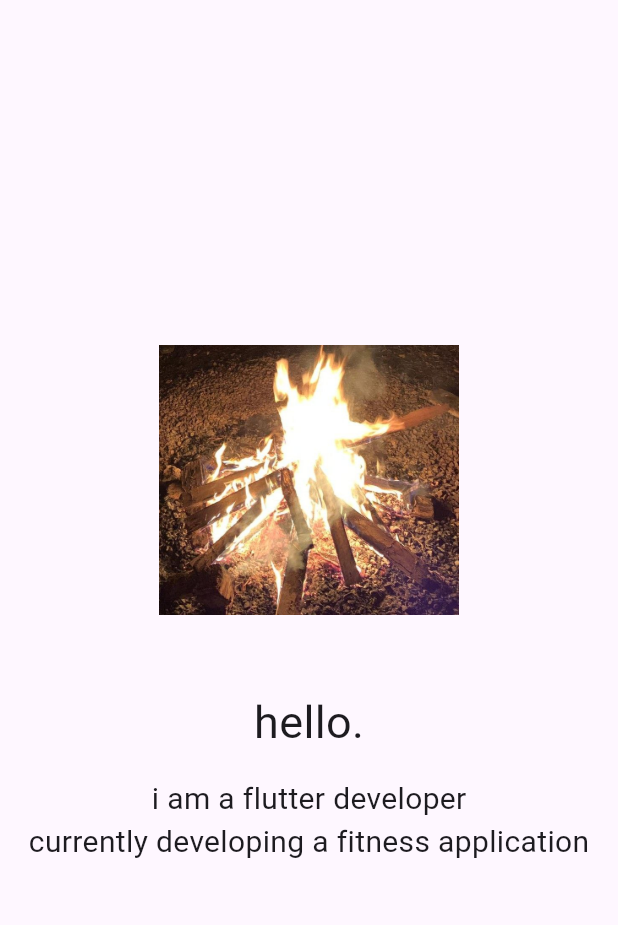
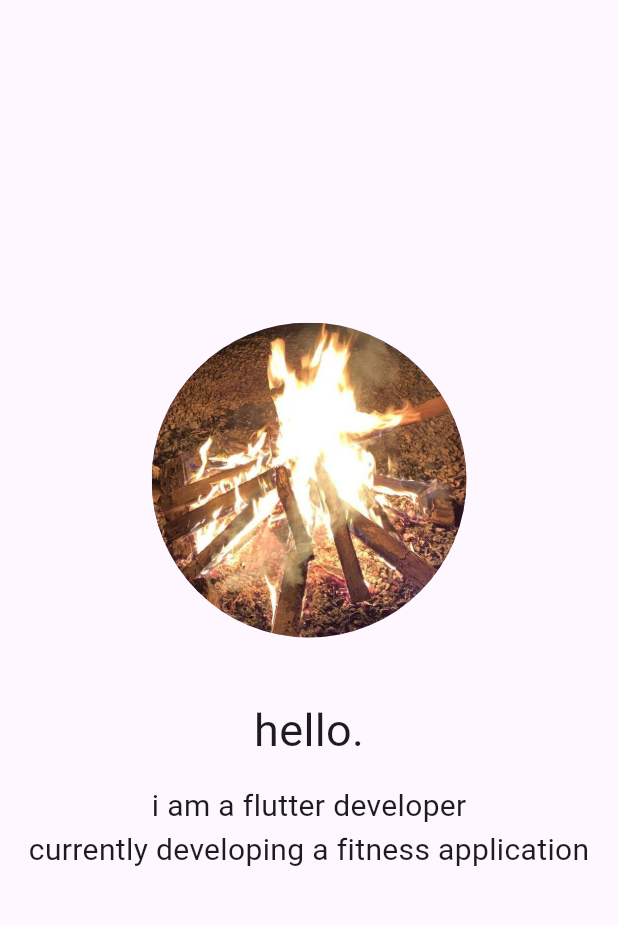
Before and after one commit to Palant-ir/project1-portfolio, a Flutter app: the screen it shows after launch, on a phone screen of 412 x 824 dp, the part 63-988 px from its top. Run offline on Flutter 3.47's test engine with Material 3 defaults, Android fonts, the phone set to English and light mode, and no system bars.

```diff
--- a/lib/main.dart
+++ b/lib/main.dart
@@ -45,10 +45,9 @@ class MyPortfolioApp extends StatelessWidget {
         child: Column(
           mainAxisSize: MainAxisSize.min,
           children: [
-            Image.asset(
-              'assets/images/profile_pic.jpg',
-              height: 200,
-              width: 200,
+            const CircleAvatar(
+              backgroundImage: AssetImage('assets/images/profile_pic.jpg'),
+              radius: 105,
             ),
             const SizedBox(height: 40),
             Text(
```
